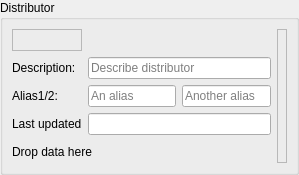
First picture: the form in src/blackgui/editors/distributorform.ui, repository swift-project/pilotclient, before the edit.
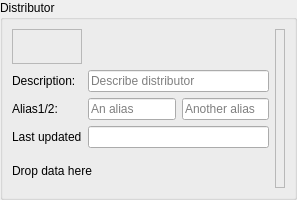
Second picture: the form after the edit. Custom widgets are drawn as their Qt base class.

Commit message: refs #755, mapping UI improvements * make drop area more obvious by icon and color * improve forms so the layout looks better on large screens * button to display model dialog (like distributor, ICAO, ...)

What changed in the file:
```diff
--- a/src/blackgui/editors/distributorform.ui
+++ b/src/blackgui/editors/distributorform.ui
@@ -6,14 +6,14 @@
    <rect>
     <x>0</x>
     <y>0</y>
-    <width>299</width>
-    <height>175</height>
+    <width>297</width>
+    <height>200</height>
    </rect>
   </property>
   <property name="minimumSize">
    <size>
     <width>0</width>
-    <height>175</height>
+    <height>185</height>
    </size>
   </property>
   <property name="windowTitle">
@@ -40,7 +40,7 @@
      <property name="title">
       <string>Distributor</string>
      </property>
-     <layout class="QGridLayout" name="gl_Distributor">
+     <layout class="QGridLayout" name="gl_Distributor" columnstretch="0,1,1,0">
       <item row="2" column="1">
        <widget class="QLineEdit" name="le_Alias1">
         <property name="placeholderText">
```
The commit also changes 17 other files.
